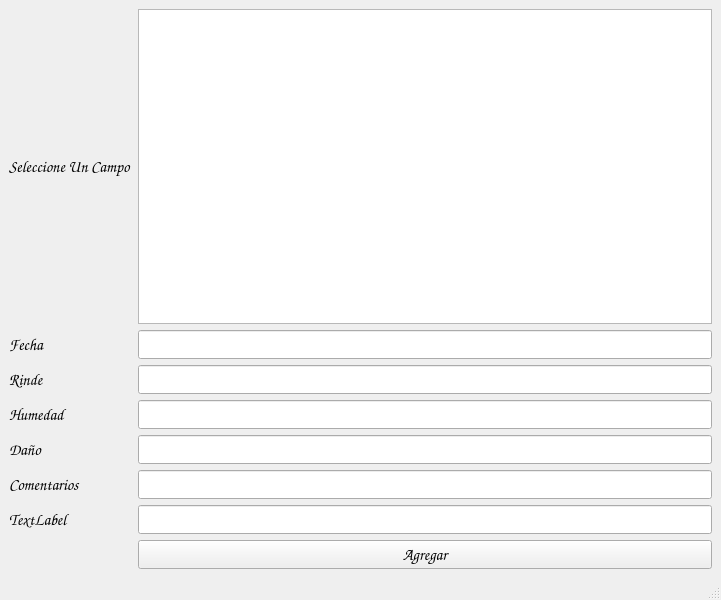
First picture: the form in regcosecha.ui, repository julianmacagno/Soft-Agro, before the edit.
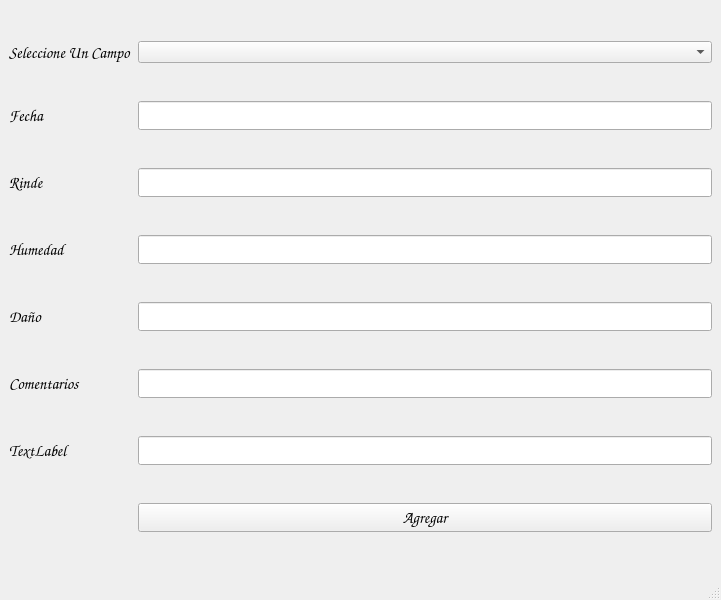
Second picture: the form after the edit.

What changed in the file:
```diff
--- a/regcosecha.ui
+++ b/regcosecha.ui
@@ -180,7 +180,7 @@
      </widget>
     </item>
     <item row="0" column="1">
-     <widget class="QListWidget" name="lwCampos"/>
+     <widget class="QComboBox" name="cbCampos"/>
     </item>
    </layout>
   </widget>
```
